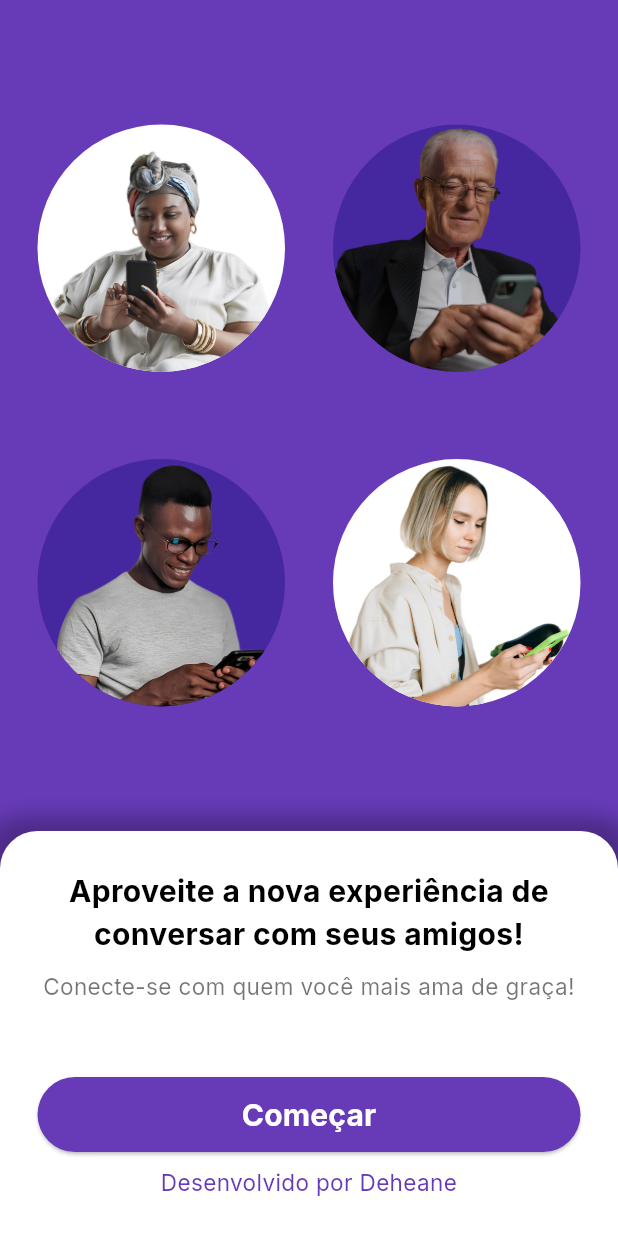
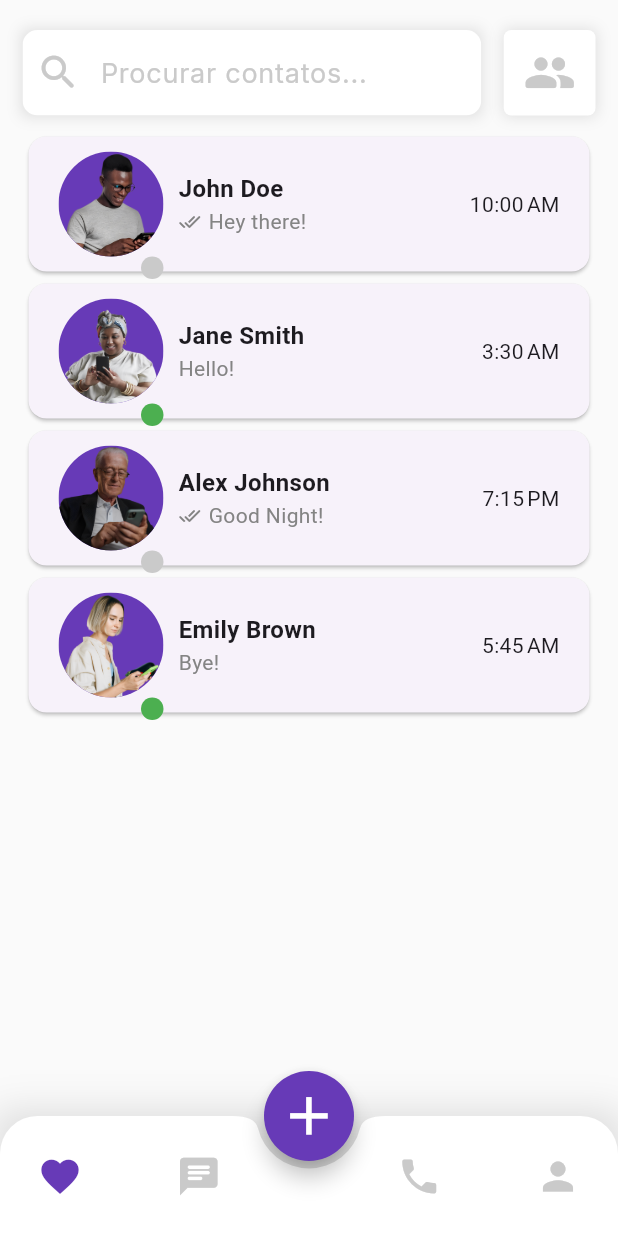
Before and after one commit to maisaamadeu/clean_chat, a Flutter app: the screen it shows after launch, after a tap on "Começar", on a phone screen of 412 x 824 dp. Run offline on Flutter 3.47's test engine with Material 2 defaults, Android fonts, the phone set to English and light mode, and no system bars; our stand-ins replace google_fonts.

Commit message:
contact card finished

```diff
--- a/lib/app/app_widget.dart
+++ b/lib/app/app_widget.dart
@@ -9,7 +9,7 @@ class AppWidget extends StatelessWidget {
     return MaterialApp(
       theme: ThemeData(
         useMaterial3: true,
-        brightness: Brightness.dark,
+        brightness: Brightness.light,
       ),
       home: const StartPage(),
     );
--- /dev/null
+++ b/lib/app/data/mock/chats_data.dart
@@ -0,0 +1,54 @@
+import 'package:clean_chat/app/data/models/contact_model.dart';
+
+class ChatsData {
+  List<ContactModel> getContacts() {
+    List<ContactModel> contacts = [
+      ContactModel(
+        id: "1",
+        name: "John Doe",
+        email: "john@example.com",
+        avatarUrl: "assets/images/black-man.png",
+        lastEntry: DateTime.parse("2023-08-08 10:00:00"),
+        lastMessage: "Hey there!",
+        haveUnreadMessages: true,
+        isOnline: false,
+        lastMessageIsMy: true,
+      ),
+      ContactModel(
+        id: "2",
+        name: "Jane Smith",
+        email: "jane@example.com",
+        avatarUrl: "assets/images/black-woman.png",
+        lastEntry: DateTime.parse("2023-08-07 03:30:00"),
+        lastMessage: "Hello!",
+        haveUnreadMessages: true,
+        isOnline: true,
+        lastMessageIsMy: false,
+      ),
+      ContactModel(
+        id: "3",
+        name: "Alex Johnson",
+        email: "alex@example.com",
+        avatarUrl: "assets/images/old-man.png",
+        lastEntry: DateTime.parse("2023-08-06 19:15:00"),
+        lastMessage: "Good Night!",
+        haveUnreadMessages: false,
+        isOnline: false,
+        lastMessageIsMy: true,
+      ),
+      ContactModel(
+        id: "4",
+        name: "Emily Brown",
+        email: "emily@example.com",
+        avatarUrl: "assets/images/white-woman.png",
+        lastEntry: DateTime.parse("2023-08-05 05:45:00"),
+        lastMessage: "Bye!",
+        haveUnreadMessages: false,
+        isOnline: true,
+        lastMessageIsMy: false,
+      ),
+    ];
+
+    return contacts;
+  }
+}
--- /dev/null
+++ b/lib/app/data/models/contact_model.dart
@@ -0,0 +1,23 @@
+class ContactModel {
+  final String id;
+  final String name;
+  final String email;
+  final String avatarUrl;
+  final DateTime lastEntry;
+  final String lastMessage;
+  final bool haveUnreadMessages;
+  final bool isOnline;
+  final bool lastMessageIsMy;
+
+  ContactModel({
+    required this.id,
+    required this.name,
+    required this.email,
+    required this.avatarUrl,
+    required this.lastEntry,
+    required this.lastMessage,
+    required this.haveUnreadMessages,
+    required this.isOnline,
+    required this.lastMessageIsMy,
+  });
+}
--- /dev/null
+++ b/lib/app/pages/base_page.dart
@@ -0,0 +1,74 @@
+import 'package:clean_chat/app/pages/home_page.dart';
+import 'package:clean_chat/app/shared/widgets/custom_bottom_app_bar.dart';
+import 'package:flutter/material.dart';
+
+class BasePage extends StatefulWidget {
+  const BasePage({super.key});
+
+  @override
+  State<BasePage> createState() => _BasePageState();
+}
+
+class _BasePageState extends State<BasePage> {
+  int index = 0;
+  final PageController _pageController = PageController(initialPage: 0);
+
+  @override
+  Widget build(BuildContext context) {
+    return Scaffold(
+      backgroundColor: const Color(0xffFAFAFA),
+      body: SafeArea(
+        child: PageView(
+          physics: const NeverScrollableScrollPhysics(),
+          controller: _pageController,
+          children: [
+            HomePage(),
+            Container(
+              color: Colors.blue,
+            ),
+            Container(
+              color: Colors.green,
+            ),
+            Container(
+              color: Colors.yellow,
+            ),
+          ],
+        ),
+      ),
+      floatingActionButton: SizedBox(
+        height: 60,
+        width: 60,
+        child: FittedBox(
+          child: FloatingActionButton(
+            onPressed: () {},
+            backgroundColor: Colors.deepPurple,
+            shape: const CircleBorder(),
+            child: const Icon(
+              Icons.add,
+              color: Colors.white,
+              size: 40,
+            ),
+          ),
+        ),
+      ),
+      floatingActionButtonLocation: FloatingActionButtonLocation.centerDocked,
+      bottomNavigationBar:
+          CustomBottomAppbar(index: index, onPressed: setIndex),
+    );
+  }
+
+  setIndex(int newIndex) {
+    setState(
+      () {
+        if (newIndex < 4) {
+          index = newIndex;
+          _pageController.animateToPage(
+            index,
+            duration: const Duration(milliseconds: 200),
+            curve: Curves.easeInOut,
+          );
+        }
+      },
+    );
+  }
+}
--- /dev/null
+++ b/lib/app/pages/home_page.dart
@@ -0,0 +1,223 @@
+import 'package:clean_chat/app/data/mock/chats_data.dart';
+import 'package:clean_chat/app/data/models/contact_model.dart';
+import 'package:flutter/material.dart';
+import 'package:google_fonts/google_fonts.dart';
+import 'package:intl/intl.dart';
+
+class HomePage extends StatefulWidget {
+  const HomePage({super.key});
+
+  @override
+  State<HomePage> createState() => _HomePageState();
+}
+
+class _HomePageState extends State<HomePage> {
+  List<ContactModel> _contacts = [];
+
+  @override
+  void initState() {
+    _contacts = ChatsData().getContacts();
+    super.initState();
+  }
+
+  @override
+  Widget build(BuildContext context) {
+    return Scaffold(
+      backgroundColor: const Color(0xffFAFAFA),
+      body: SingleChildScrollView(
+        child: Padding(
+          padding: const EdgeInsets.symmetric(
+            horizontal: 15,
+          ),
+          child: Column(
+            children: [
+              const SizedBox(
+                height: 20,
+              ),
+              //CONTACTS OPTIONS
+              Row(
+                children: [
+                  //SEARCH MESSAGE
+                  Expanded(
+                    flex: 5,
+                    child: Container(
+                      decoration: const BoxDecoration(
+                        boxShadow: [
+                          BoxShadow(
+                            color: Colors.black12,
+                            spreadRadius: 0.1,
+                            blurRadius: 7.5,
+                          )
+                        ],
+                      ),
+                      child: ClipRRect(
+                        borderRadius: BorderRadius.circular(10),
+                        child: TextField(
+                          style: GoogleFonts.inter(
+                            fontSize: 18,
+                            color: const Color(0xffcacaca),
+                          ),
+                          cursorColor: const Color(0xffcacaca),
+                          decoration: const InputDecoration(
+                            hintText: 'Procurar contatos...',
+                            hintStyle: TextStyle(color: Color(0xffcacaca)),
+                            prefixIcon: Icon(
+                              Icons.search_rounded,
+                              color: Color(0xffcacaca),
+                              size: 30,
+                            ),
+                            fillColor: Colors.white,
+                            filled: true,
+                            border: InputBorder.none,
+                            isDense: true,
+                            contentPadding: EdgeInsets.symmetric(
+                              vertical: 15,
+                              horizontal: 10,
+                            ),
+                          ),
+                        ),
+                      ),
+                    ),
+                  ),
+
+                  const SizedBox(
+                    width: 15,
+                  ),
+
+                  //CONTACTS
+                  Expanded(
+                    child: Container(
+                      height: 57,
+                      decoration: const BoxDecoration(
+                        boxShadow: [
+                          BoxShadow(
+                            color: Colors.black12,
+                            spreadRadius: 0.1,
+                            blurRadius: 7.5,
+                          )
+                        ],
+                      ),
+                      child: IconButton.filled(
+                        style: IconButton.styleFrom(
+                          shape: RoundedRectangleBorder(
+                            borderRadius: BorderRadius.circular(5),
+                          ),
+                          backgroundColor: Colors.white,
+                        ),
+                        onPressed: () {},
+                        icon: const Icon(
+                          Icons.people_rounded,
+                          size: 35,
+                          color: Color(0xffcacaca),
+                        ),
+                      ),
+                    ),
+                  ),
+                ],
+              ),
+
+              SizedBox(
+                height: 10,
+              ),
+
+              //CONTACTS LIST
+              SizedBox(
+                width: MediaQuery.sizeOf(context).width,
+                child: ListView.builder(
+                  physics: const NeverScrollableScrollPhysics(),
+                  shrinkWrap: true,
+                  scrollDirection: Axis.vertical,
+                  itemCount: _contacts.length,
+                  itemBuilder: (context, index) => Card(
+                    child: Padding(
+                      padding: const EdgeInsets.symmetric(
+                        vertical: 10,
+                        horizontal: 20,
+                      ),
+                      child: Row(
+                        mainAxisAlignment: MainAxisAlignment.spaceBetween,
+                        children: [
+                          Row(
+                            children: [
+                              //AVATAR
+                              Badge(
+                                alignment: Alignment.bottomRight,
+                                smallSize: 15,
+                                backgroundColor: _contacts[index].isOnline
+                                    ? Colors.green
+                                    : const Color(0xffcacaca),
+                                child: ClipRRect(
+                                  borderRadius: BorderRadius.circular(1000),
+                                  child: Container(
+                                    color: Colors.deepPurple,
+                                    height: 70,
+                                    child: Image.asset(
+                                      _contacts[index].avatarUrl,
+                                    ),
+                                  ),
+                                ),
+                              ),
+
+                              const SizedBox(
+                                width: 10,
+                              ),
+
+                              //TEXTS
+                              Column(
+                                crossAxisAlignment: CrossAxisAlignment.start,
+                                children: [
+                                  Text(
+                                    _contacts[index].name,
+                                    style: const TextStyle(
+                                      fontWeight: FontWeight.bold,
+                                      fontSize: 16,
+                                    ),
+                                  ),
+                                  Row(
+                                    children: [
+                                      _contacts[index].lastMessageIsMy
+                                          ? Container(
+                                              margin: const EdgeInsets.only(
+                                                right: 5,
+                                              ),
+                                              child: const Icon(
+                                                Icons.done_all_rounded,
+                                                size: 15,
+                                                color: Color.fromARGB(
+                                                    255, 132, 132, 132),
+                                              ),
+                                            )
+                                          : Container(),
+                                      Text(
+                                        _contacts[index].lastMessage,
+                                        style: const TextStyle(
+                                          color: Color.fromARGB(
+                                              255, 132, 132, 132),
+                                        ),
+                                      ),
+                                    ],
+                                  ),
+                                ],
+                              ),
+                            ],
+                          ),
+
+                          //LAST ENTRY DATE
+                          Text(
+                            DateFormat.jm()
+                                .format(_contacts[index].lastEntry)
+                                .toString(),
+                          ),
+                        ],
+                      ),
+                    ),
+                  ),
+                ),
+              ),
+            ],
+          ),
+        ),
+      ),
+    );
+  }
+}
--- a/lib/app/pages/start_page.dart
+++ b/lib/app/pages/start_page.dart
@@ -1,3 +1,4 @@
+import 'package:clean_chat/app/pages/base_page.dart';
 import 'package:flutter/material.dart';
 import 'package:google_fonts/google_fonts.dart';
 
@@ -138,7 +139,17 @@ class StartPage extends StatelessWidget {
                     SizedBox(
                       height: 50,
                       child: ElevatedButton(
-                        onPressed: () {},
+                        onPressed: () {
+                          bool isLogged = true;
+                          if (isLogged) {
+                            Navigator.pushReplacement(
+                              context,
+                              MaterialPageRoute(
+                                builder: (context) => BasePage(),
+                              ),
+                            );
+                          }
+                        },
                         style: ElevatedButton.styleFrom(
                           backgroundColor: Colors.deepPurple,
                         ),
--- /dev/null
+++ b/lib/app/shared/widgets/custom_bottom_app_bar.dart
@@ -0,0 +1,77 @@
+import 'package:flutter/material.dart';
+
+class CustomBottomAppbar extends StatelessWidget {
+  const CustomBottomAppbar(
+      {super.key, required this.index, required this.onPressed});
+
+  final int index;
+  final Function(int) onPressed;
+
+  @override
+  Widget build(BuildContext context) {
+    return Container(
+      decoration: const BoxDecoration(
+        borderRadius: BorderRadius.only(),
+        boxShadow: [
+          BoxShadow(
+            color: Colors.black12,
+            spreadRadius: 2.5,
+            blurRadius: 20,
+          )
+        ],
+      ),
+      child: ClipRRect(
+        borderRadius: const BorderRadius.only(
+          topRight: Radius.circular(25),
+          topLeft: Radius.circular(25),
+        ),
+        child: BottomAppBar(
+          notchMargin: 5,
+          clipBehavior: Clip.antiAlias,
+          shape: const CircularNotchedRectangle(),
+          color: Colors.white,
+          child: Row(
+            mainAxisAlignment: MainAxisAlignment.spaceBetween,
+            children: [
+              IconButton(
+                icon: Icon(
+                  Icons.favorite,
+                  color: index == 0 ? Colors.deepPurple : Color(0xffcacaca),
+                ),
+                iconSize: 30,
+                onPressed: () => onPressed(0),
+              ),
+              IconButton(
+                icon: Icon(
+                  Icons.chat_rounded,
+                  color: index == 1 ? Colors.deepPurple : Color(0xffcacaca),
+                ),
+                iconSize: 30,
+                onPressed: () => onPressed(1),
+              ),
+              const SizedBox(
+                width: 10,
+              ),
+              IconButton(
+                icon: Icon(
+                  Icons.phone,
+                  color: index == 2 ? Colors.deepPurple : Color(0xffcacaca),
+                ),
+                iconSize: 30,
+                onPressed: () => onPressed(2),
+              ),
+              IconButton(
+                icon: Icon(
+                  Icons.person,
+                  color: index == 3 ? Colors.deepPurple : Color(0xffcacaca),
+                ),
+                iconSize: 30,
+                onPressed: () => onPressed(3),
+              ),
+            ],
+          ),
+        ),
+      ),
+    );
+  }
+}
--- a/pubspec.yaml
+++ b/pubspec.yaml
@@ -10,6 +10,7 @@ dependencies:
   flutter:
     sdk: flutter
   google_fonts: ^5.1.0
+  intl: ^0.18.1
 
 dev_dependencies:
   flutter_test:
```
Also changed, not shown: pubspec.lock.
